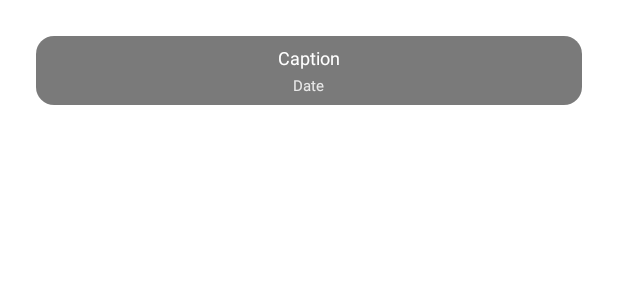
After one commit to deka9584/aworldaction_android, an Android app: the layout slideshow_item.xml on its own in the app's theme, with its tools: preview values and no code run, on a phone screen of 412 x 824 dp. The commit adds this screen. Shown: the top 300 px of the screen. Run offline under Robolectric (Android 15) with nearby library versions, the phone set to English and light mode, and no system bars.

Commit message:
Optimized Map, imagecaption+date

```diff
--- a/app/src/main/java/com/example/aworldaction/adapters/CampaignAdapter.kt
+++ b/app/src/main/java/com/example/aworldaction/adapters/CampaignAdapter.kt
@@ -8,8 +8,6 @@ import android.view.ViewGroup
 import android.widget.Button
 import android.widget.ImageView
 import android.widget.TextView
-import androidx.core.content.ContentProviderCompat.requireContext
-import androidx.core.content.ContextCompat.startActivity
 import androidx.recyclerview.widget.RecyclerView
 import com.bumptech.glide.Glide
 import com.example.aworldaction.R
@@ -33,7 +31,7 @@ class CampaignAdapter(private val dataSet: List<JSONObject>, private val context
     }
 
     override fun onCreateViewHolder(parent: ViewGroup, viewType: Int): ViewHolder {
-        val view = LayoutInflater.from(parent.context).inflate(R.layout.item_campaign_layout, parent, false)
+        val view = LayoutInflater.from(parent.context).inflate(R.layout.campaign_item, parent, false)
         return ViewHolder(view)
     }
 
--- /dev/null
+++ b/app/src/main/res/drawable/image_caption.xml
@@ -0,0 +1,5 @@
+<?xml version="1.0" encoding="utf-8"?>
+<shape xmlns:android="http://schemas.android.com/apk/res/android">
+    <solid android:color="#85000000"/>
+    <corners android:radius="12dp"/>
+</shape>
--- /dev/null
+++ b/app/src/main/res/layout/slideshow_item.xml
@@ -0,0 +1,54 @@
+<?xml version="1.0" encoding="utf-8"?>
+<androidx.constraintlayout.widget.ConstraintLayout xmlns:android="http://schemas.android.com/apk/res/android"
+    xmlns:app="http://schemas.android.com/apk/res-auto"
+    xmlns:tools="http://schemas.android.com/tools"
+    android:layout_width="match_parent"
+    android:layout_height="match_parent">
+
+    <ImageView
+        android:id="@+id/imageView"
+        android:layout_width="0dp"
+        android:layout_height="0dp"
+        android:scaleType="centerCrop"
+        app:layout_constraintBottom_toBottomOf="parent"
+        app:layout_constraintEnd_toEndOf="parent"
+        app:layout_constraintStart_toStartOf="parent"
+        app:layout_constraintTop_toTopOf="parent" />
+
+    <LinearLayout
+        android:id="@+id/infoBox"
+        android:layout_width="0dp"
+        android:layout_height="wrap_content"
+        android:orientation="vertical"
+        android:layout_margin="24dp"
+        android:paddingHorizontal="12dp"
+        android:paddingVertical="6dp"
+        android:gravity="center"
+        android:background="@drawable/image_caption"
+        app:layout_constraintEnd_toEndOf="parent"
+        app:layout_constraintStart_toStartOf="parent"
+        app:layout_constraintTop_toTopOf="parent">
+
+        <TextView
+            android:id="@+id/camptionDisplay"
+            android:layout_width="wrap_content"
+            android:layout_height="wrap_content"
+            android:layout_centerInParent="true"
+            android:text="Caption"
+            android:textColor="@color/white"
+            android:textSize="12dp"
+            />
+
+        <TextView
+            android:id="@+id/dateDisplay"
+            android:layout_width="wrap_content"
+            android:layout_height="wrap_content"
+            android:layout_centerInParent="true"
+            android:text="Date"
+            android:textColor="@color/light_gray"
+            android:textSize="10dp"
+            android:layout_marginTop="3dp"
+            />
+    </LinearLayout>
+
+</androidx.constraintlayout.widget.ConstraintLayout>
```
Also changed, not shown: app/src/main/AndroidManifest.xml (+0 -29 lines), app/src/main/java/com/example/aworldaction/activities/DetailActivity.kt (+3 -9 lines), app/src/main/java/com/example/aworldaction/activities/fragments/MapsFragment.kt (+22 -5 lines), app/src/main/java/com/example/aworldaction/adapters/SlideshowAdapter.kt (+34 -5 lines), app/src/main/java/com/example/aworldaction/settings/AppSettings.kt (+18 -0 lines), app/src/main/res/layout/activity_detail.xml (+3 -4 lines), app/src/main/res/layout/campaign_item.xml (renamed from app/src/main/res/layout/item_campaign_layout.xml).
